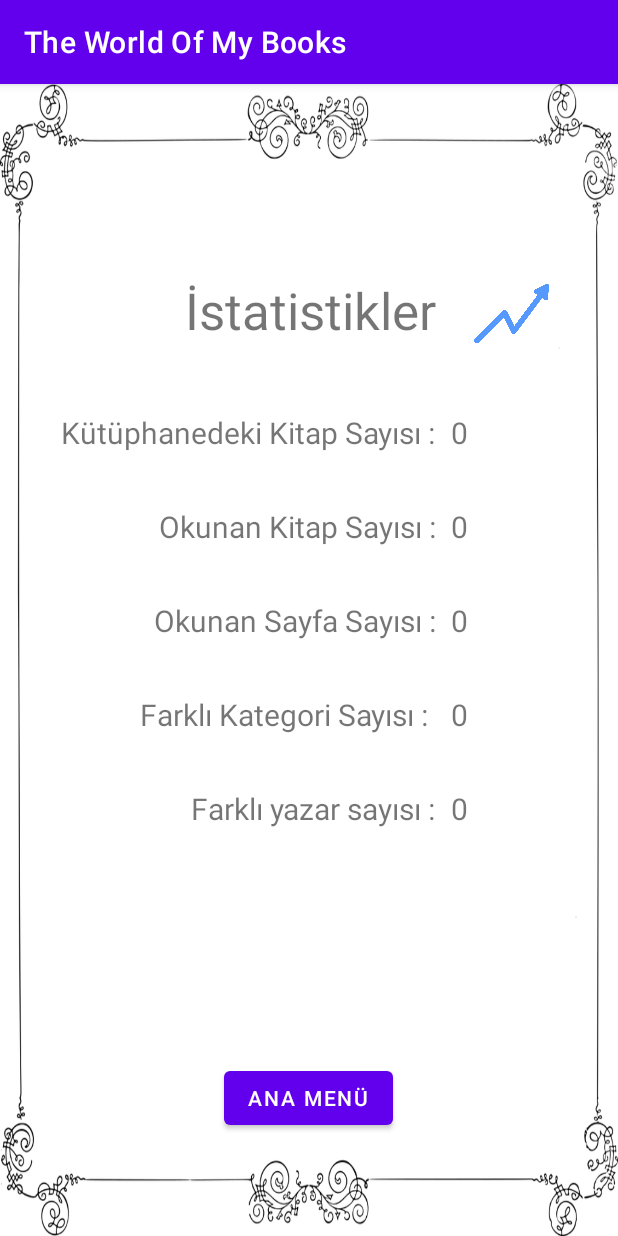
After one commit to MBerkanGr/The-World-Of-My-Books, an Android app: the StatisticsActivity screen opened directly, with no data from a screen before it, on a phone screen of 412 x 824 dp. The commit adds this screen. Run offline under Robolectric (Android 15) with nearby library versions, the phone set to English and light mode, and no system bars.

Commit message:
Add StatisticsActivity

```diff
--- a/TheWorldOfMyBooks/app/src/main/AndroidManifest.xml
+++ b/TheWorldOfMyBooks/app/src/main/AndroidManifest.xml
@@ -9,6 +9,9 @@
         android:roundIcon="@mipmap/ic_launcher_round"
         android:supportsRtl="true"
         android:theme="@style/Theme.TheWorldOfMyBooks">
+        <activity
+            android:name=".StatisticsActivity"
+            android:exported="false" />
         <activity
             android:name=".TargetBooksActivity"
             android:exported="false" />
--- a/TheWorldOfMyBooks/app/src/main/java/com/mehmetberkan/theworldofmybooks/AddBookActivity.java
+++ b/TheWorldOfMyBooks/app/src/main/java/com/mehmetberkan/theworldofmybooks/AddBookActivity.java
@@ -45,10 +45,10 @@ public class AddBookActivity extends AppCompatActivity {
                     if(switchOwned.isChecked() == false && switchRead.isChecked() == true) {
                         Toast.makeText(getApplicationContext(),"Satın alınmadan kitap okundu bilgisi eklenemez!",Toast.LENGTH_SHORT).show();
                     }else {
-                        String name = editTextName.getText().toString();
-                        String author = editTextAuthor.getText().toString();
+                        String name = editTextName.getText().toString().trim();
+                        String author = editTextAuthor.getText().toString().trim();
                         int nop = Integer.valueOf(editTextNop.getText().toString());
-                        String category = editTextCategory.getText().toString();
+                        String category = editTextCategory.getText().toString().trim();
                         Boolean owned = switchOwned.isChecked();
                         Boolean read = switchRead.isChecked();
 
--- a/TheWorldOfMyBooks/app/src/main/java/com/mehmetberkan/theworldofmybooks/AnaEkranActivity.java
+++ b/TheWorldOfMyBooks/app/src/main/java/com/mehmetberkan/theworldofmybooks/AnaEkranActivity.java
@@ -117,12 +117,15 @@ public class AnaEkranActivity extends AppCompatActivity {
             Intent intent = new Intent(this,AddBookActivity.class);
             startActivity(intent);
 
-        } else if (item.getItemId() == R.id.library) {
+        } else if(item.getItemId() == R.id.library) {
             Intent intent = new Intent(this,AnaEkranActivity.class);
             startActivity(intent);
 
-        } else if (item.getItemId() == R.id.target_library) {
+        } else if(item.getItemId() == R.id.target_library) {
             Intent intent = new Intent(this,TargetBooksActivity.class);
+            startActivity(intent);
+        } else if(item.getItemId() == R.id.statistics) {
+            Intent intent = new Intent(this, StatisticsActivity.class);
             startActivity(intent);
         }
 
--- a/TheWorldOfMyBooks/app/src/main/java/com/mehmetberkan/theworldofmybooks/MainActivity.java
+++ b/TheWorldOfMyBooks/app/src/main/java/com/mehmetberkan/theworldofmybooks/MainActivity.java
@@ -37,8 +37,8 @@ public class MainActivity extends AppCompatActivity {
         buttonLogin.setOnClickListener(new View.OnClickListener() {
             @Override
             public void onClick(View view) {
-                String userName = editTextUsername.getText().toString();
-                String password = editTextPassword.getText().toString();
+                String userName = editTextUsername.getText().toString().trim();
+                String password = editTextPassword.getText().toString().trim();
                 if(db_manager_user.login(userName,password)) {
                     startActivity(new Intent(MainActivity.this, AnaEkranActivity.class));
                 }
--- a/TheWorldOfMyBooks/app/src/main/java/com/mehmetberkan/theworldofmybooks/SignupActivity.java
+++ b/TheWorldOfMyBooks/app/src/main/java/com/mehmetberkan/theworldofmybooks/SignupActivity.java
@@ -36,9 +36,9 @@ public class SignupActivity extends AppCompatActivity {
         buttonSignup.setOnClickListener(new View.OnClickListener() {
             @Override
             public void onClick(View view) {
-                String nameSurname = editTextNameSurname.getText().toString();
-                String userName = editTextUsername.getText().toString();
-                String password = editTextPassword.getText().toString();
+                String nameSurname = editTextNameSurname.getText().toString().trim();
+                String userName = editTextUsername.getText().toString().trim();
+                String password = editTextPassword.getText().toString().trim();
 
                 if(!nameSurname.isEmpty() && !userName.isEmpty() && !password.isEmpty()) {
                     db_manager_user.add_user(nameSurname,userName,password);
--- /dev/null
+++ b/TheWorldOfMyBooks/app/src/main/java/com/mehmetberkan/theworldofmybooks/StatisticsActivity.java
@@ -0,0 +1,57 @@
+package com.mehmetberkan.theworldofmybooks;
+
+import androidx.appcompat.app.AppCompatActivity;
+
+import android.content.Intent;
+import android.os.Bundle;
+import android.view.View;
+import android.widget.Button;
+import android.widget.TextView;
+
+import com.mehmetberkan.theworldofmybooks.database.Db_Manager_Book;
+
+import org.w3c.dom.Text;
+
+public class StatisticsActivity extends AppCompatActivity {
+
+    Db_Manager_Book db_managerBook;
+
+    int sumNopr, sumNobr, sumNob, sumNoda, sumNodc;
+
+    TextView textViewnopr, textViewnobr, textViewnob, textViewnoda, textViewNodc;
+    Button buttonAnaMenu;
+    @Override
+    protected void onCreate(Bundle savedInstanceState) {
+        super.onCreate(savedInstanceState);
+        setContentView(R.layout.activity_statistics);
+
+        textViewnopr = (TextView) findViewById(R.id.textViewStasNopr);
+        textViewnobr = (TextView) findViewById(R.id.textViewStasNobr);
+        textViewnob = (TextView) findViewById(R.id.textViewStasNobl);
+        textViewNodc = (TextView) findViewById(R.id.textViewStasNodc);
+        textViewnoda = (TextView) findViewById(R.id.textViewStasNoda);
+        buttonAnaMenu = (Button) findViewById(R.id.buttonStasAnaEkran);
+
+        db_managerBook = new Db_Manager_Book(this);
+        db_managerBook.open();
+
+        sumNob = db_managerBook.getNob();
+        sumNopr = db_managerBook.getNopr();
+        sumNobr = db_managerBook.getNobr();
+        sumNodc = db_managerBook.getNodc();
+        sumNoda = db_managerBook.getNoda();
+
+        textViewnob.setText(sumNob+"");
+        textViewnopr.setText(sumNopr+"");
+        textViewnobr.setText(sumNobr+"");
+        textViewNodc.setText(sumNodc+"");
+        textViewnoda.setText(sumNoda+"");
+
+        buttonAnaMenu.setOnClickListener(new View.OnClickListener() {
+            @Override
+            public void onClick(View view) {
+                startActivity(new Intent(StatisticsActivity.this,AnaEkranActivity.class));
+            }
+        });
+    }
+}
--- a/TheWorldOfMyBooks/app/src/main/java/com/mehmetberkan/theworldofmybooks/UpdateBookActivity.java
+++ b/TheWorldOfMyBooks/app/src/main/java/com/mehmetberkan/theworldofmybooks/UpdateBookActivity.java
@@ -64,10 +64,10 @@ public class UpdateBookActivity extends AppCompatActivity {
                         Toast.makeText(getApplicationContext(),"Satın alınmadan kitap okundu bilgisi eklenemez!",Toast.LENGTH_SHORT).show();
                     }else {
                         int id = book_id;
-                        String name = editTextname.getText().toString();
-                        String author = editTextauthor.getText().toString();
+                        String name = editTextname.getText().toString().trim();
+                        String author = editTextauthor.getText().toString().trim();
                         int nop = Integer.valueOf(editTextNop.getText().toString());
-                        String category = editTextCategory.getText().toString();
+                        String category = editTextCategory.getText().toString().trim();
                         Boolean owned = switchOwned.isChecked();
                         Boolean read = switchRead.isChecked();
 
--- a/TheWorldOfMyBooks/app/src/main/java/com/mehmetberkan/theworldofmybooks/database/Db_Manager_Book.java
+++ b/TheWorldOfMyBooks/app/src/main/java/com/mehmetberkan/theworldofmybooks/database/Db_Manager_Book.java
@@ -128,4 +128,49 @@ public class Db_Manager_Book {
         }
         return null;
     }
+
+    public int getNob() {
+        int sum = 0;
+        Cursor c = db.rawQuery("select count(*) from books where owned = 1",null);
+        if(c.moveToFirst()) {
+            sum = c.getInt(0);
+        }
+        return sum;
+    }
+
+    public int getNopr() {
+        int sum = 0;
+        Cursor c = db.rawQuery("select sum(numberofsize) from books where read = 1",null);
+        if(c.moveToFirst()) {
+           sum = c.getInt(0);
+        }
+        return sum;
+    }
+
+    public int getNobr() {
+        int sum = 0;
+        Cursor c = db.rawQuery("select count(*) from books where read = 1",null);
+        if(c.moveToFirst()) {
+            sum = c.getInt(0);
+        }
+        return sum;
+    }
+
+    public  int getNodc() {
+        int sum = 0;
+        Cursor c = db.rawQuery("select count(distinct category) from books where owned = 1",null);
+        if(c.moveToFirst()) {
+            sum = c.getInt(0);
+        }
+        return sum;
+    }
+
+    public int getNoda() {
+        int sum = 0;
+        Cursor c = db.rawQuery("select count(distinct author) from books where owned = 1 ",null);
+        if(c.moveToFirst()) {
+            sum = c.getInt(0);
+        }
+        return sum;
+    }
 }
--- /dev/null
+++ b/TheWorldOfMyBooks/app/src/main/res/layout/activity_statistics.xml
@@ -0,0 +1,142 @@
+<?xml version="1.0" encoding="utf-8"?>
+<androidx.constraintlayout.widget.ConstraintLayout xmlns:android="http://schemas.android.com/apk/res/android"
+    xmlns:app="http://schemas.android.com/apk/res-auto"
+    xmlns:tools="http://schemas.android.com/tools"
+    android:layout_width="match_parent"
+    android:layout_height="match_parent"
+    android:background="@drawable/statback"
+    tools:context=".StatisticsActivity">
+
+    <TextView
+        android:id="@+id/textViewStasTitle"
+        android:layout_width="wrap_content"
+        android:layout_height="wrap_content"
+        android:layout_marginTop="128dp"
+        android:text="İstatistikler"
+        android:textSize="34sp"
+        app:layout_constraintEnd_toEndOf="parent"
+        app:layout_constraintHorizontal_bias="0.504"
+        app:layout_constraintStart_toStartOf="parent"
+        app:layout_constraintTop_toTopOf="parent" />
+
+    <Button
+        android:id="@+id/buttonStasAnaEkran"
+        android:layout_width="wrap_content"
+        android:layout_height="wrap_content"
+        android:layout_marginBottom="68dp"
+        android:text="Ana Menü"
+        app:layout_constraintBottom_toBottomOf="parent"
+        app:layout_constraintEnd_toEndOf="parent"
+        app:layout_constraintHorizontal_bias="0.498"
+        app:layout_constraintStart_toStartOf="parent" />
+
+    <TextView
+        android:id="@+id/textView8"
+        android:layout_width="wrap_content"
+        android:layout_height="wrap_content"
+        android:layout_marginTop="35dp"
+        android:text="Okunan Kitap Sayısı :"
+        android:textSize="20sp"
+        app:layout_constraintEnd_toEndOf="@+id/textView11"
+        app:layout_constraintTop_toBottomOf="@+id/textView11" />
+
+    <TextView
+        android:id="@+id/textViewStasNobr"
+        android:layout_width="wrap_content"
+        android:layout_height="wrap_content"
+        android:layout_marginStart="10dp"
+        android:text="0"
+        android:textSize="20sp"
+        app:layout_constraintStart_toEndOf="@+id/textView8"
+        app:layout_constraintTop_toTopOf="@+id/textView8" />
+
+    <TextView
+        android:id="@+id/textView11"
+        android:layout_width="wrap_content"
+        android:layout_height="wrap_content"
+        android:layout_marginTop="45dp"
+        android:text="Kütüphanedeki Kitap Sayısı :"
+        android:textSize="20sp"
+        app:layout_constraintEnd_toEndOf="@+id/textViewStasTitle"
+        app:layout_constraintTop_toBottomOf="@+id/textViewStasTitle" />
+
+    <TextView
+        android:id="@+id/textViewStasNobl"
+        android:layout_width="wrap_content"
+        android:layout_height="wrap_content"
+        android:layout_marginStart="10dp"
+        android:text="0"
+        android:textSize="20sp"
+        app:layout_constraintStart_toEndOf="@+id/textView11"
+        app:layout_constraintTop_toTopOf="@+id/textView11" />
+
+    <TextView
+        android:id="@+id/textViewStasNopr"
+        android:layout_width="wrap_content"
+        android:layout_height="wrap_content"
+        android:layout_marginStart="10dp"
+        android:text="0"
+        android:textSize="20sp"
+        app:layout_constraintStart_toEndOf="@+id/textView10"
+        app:layout_constraintTop_toTopOf="@+id/textView10" />
+
+    <TextView
+        android:id="@+id/textViewStasNoda"
+        android:layout_width="wrap_content"
+        android:layout_height="wrap_content"
+        android:layout_marginStart="10dp"
+        android:text="0"
+        android:textSize="20sp"
+        app:layout_constraintStart_toEndOf="@+id/textView13"
+        app:layout_constraintTop_toTopOf="@+id/textView13" />
+
+    <TextView
+        android:id="@+id/textView10"
+        android:layout_width="wrap_content"
+        android:layout_height="wrap_content"
+        android:layout_marginTop="35dp"
+        android:text="Okunan Sayfa Sayısı :"
+        android:textSize="20sp"
+        app:layout_constraintEnd_toEndOf="@+id/textView8"
+        app:layout_constraintTop_toBottomOf="@+id/textView8" />
+
+    <TextView
+        android:id="@+id/textView13"
+        android:layout_width="wrap_content"
+        android:layout_height="wrap_content"
+        android:layout_marginTop="35dp"
+        android:text="Farklı yazar sayısı :"
+        android:textSize="20sp"
+        app:layout_constraintEnd_toEndOf="@+id/textView12"
+        app:layout_constraintTop_toBottomOf="@+id/textView12" />
+
+    <ImageView
+        android:id="@+id/imageView7"
+        android:layout_width="50dp"
+        android:layout_height="50dp"
+        android:layout_marginStart="25dp"
+        app:layout_constraintStart_toEndOf="@+id/textViewStasTitle"
+        app:layout_constraintTop_toTopOf="@+id/textViewStasTitle"
+        app:srcCompat="@drawable/stat2" />
+
+    <TextView
+        android:id="@+id/textView12"
+        android:layout_width="wrap_content"
+        android:layout_height="wrap_content"
+        android:layout_marginTop="35dp"
+        android:text="Farklı Kategori Sayısı : "
+        android:textSize="20sp"
+        app:layout_constraintEnd_toEndOf="@+id/textView10"
+        app:layout_constraintTop_toBottomOf="@+id/textView10" />
+
+    <TextView
+        android:id="@+id/textViewStasNodc"
+        android:layout_width="wrap_content"
+        android:layout_height="wrap_content"
+        android:layout_marginStart="10dp"
+        android:text="0"
+        android:textSize="20sp"
+        app:layout_constraintStart_toEndOf="@+id/textView12"
+        app:layout_constraintTop_toTopOf="@+id/textView12" />
+
+</androidx.constraintlayout.widget.ConstraintLayout>
--- a/TheWorldOfMyBooks/app/src/main/res/menu/book_menu.xml
+++ b/TheWorldOfMyBooks/app/src/main/res/menu/book_menu.xml
@@ -3,4 +3,5 @@
 <item android:id="@+id/add_book" android:title="Kitap Ekle"></item>
     <item android:id="@+id/library" android:title="Kütüphane"></item>
     <item android:id="@+id/target_library" android:title="Alınacak Kitaplar"></item>
+    <item android:id="@+id/statistics" android:title="İstatistikler"></item>
 </menu>
```
Also changed, not shown: TheWorldOfMyBooks/app/src/main/res/drawable/stat2.png (added), TheWorldOfMyBooks/app/src/main/res/drawable/statback.png (added).
